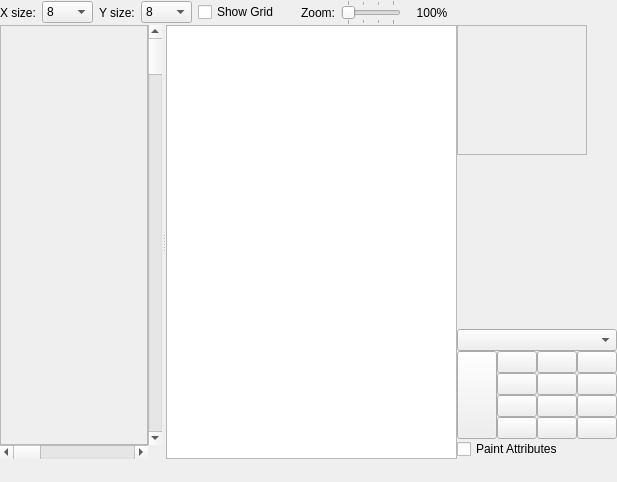
Qt form designers/tile_stamp_editor/tilestampeditorform.ui (christopherpow/nesicide) before a commit.
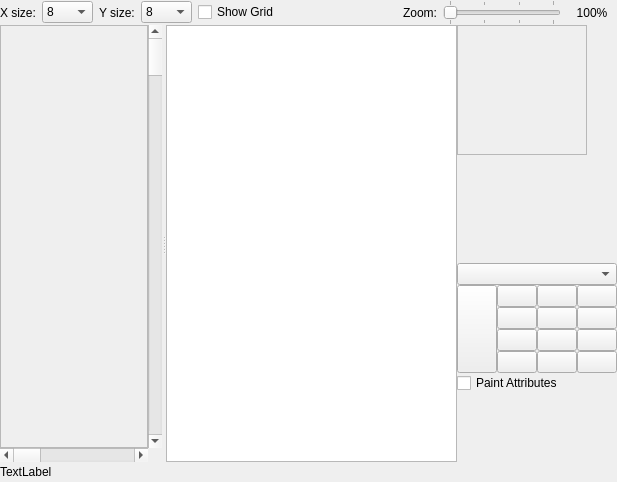
The same form after that commit. Icons and pictures are not drawn. Custom widgets are drawn as their Qt base class.

Commit message: Tile Editor now has many features like, copy/paste, pencil, line, box, filled box drawing tools, rotate/flip tools. Paint tool isn't working yet.

```diff
--- a/designers/tile_stamp_editor/tilestampeditorform.ui
+++ b/designers/tile_stamp_editor/tilestampeditorform.ui
@@ -23,7 +23,7 @@
    <property name="spacing">
     <number>0</number>
    </property>
-   <item row="0" column="0">
+   <item row="0" column="0" colspan="2">
     <layout class="QHBoxLayout" name="horizontalLayout">
      <property name="spacing">
       <number>6</number>
@@ -243,33 +243,9 @@
       <enum>QLayout::SetDefaultConstraint</enum>
      </property>
      <item>
-      <widget class="QToolButton" name="clear">
-       <property name="toolTip">
-        <string>Clear</string>
-       </property>
+      <widget class="QLabel" name="info">
        <property name="text">
-        <string/>
-       </property>
-       <property name="icon">
-        <iconset resource="../../resource.qrc">
-         <normaloff>:/resources/22_edit-clear.png</normaloff>:/resources/22_edit-clear.png</iconset>
-       </property>
-       <property name="autoRaise">
-        <bool>true</bool>
-       </property>
-      </widget>
-     </item>
-     <item>
-      <widget class="QToolButton" name="paint">
-       <property name="text">
-        <string/>
-       </property>
-       <property name="icon">
-        <iconset resource="../../resource.qrc">
-         <normaloff>:/resources/paintcan.png</normaloff>:/resources/paintcan.png</iconset>
-       </property>
-       <property name="autoRaise">
-        <bool>true</bool>
+        <string>TextLabel</string>
        </property>
       </widget>
      </item>
@@ -387,6 +363,9 @@
          <property name="movement">
           <enum>QListView::Static</enum>
          </property>
+         <property name="viewMode">
+          <enum>QListView::ListMode</enum>
+         </property>
          <property name="selectionRectVisible">
           <bool>true</bool>
          </property>
@@ -472,24 +451,8 @@
        </property>
       </widget>
      </item>
-     <item row="1" column="1">
-      <widget class="ColorPushButton" name="pal0col1">
-       <property name="text">
-        <string/>
-       </property>
-       <property name="iconSize">
-        <size>
-         <width>23</width>
-         <height>23</height>
-        </size>
-       </property>
-       <property name="checkable">
-        <bool>true</bool>
-       </property>
-      </widget>
-     </item>
      <item row="1" column="2">
-      <widget class="ColorPushButton" name="pal0col2">
+      <widget class="ColorPushButton" name="pal0col1">
        <property name="text">
         <string/>
        </property>
@@ -505,6 +468,22 @@
       </widget>
      </item>
      <item row="1" column="3">
+      <widget class="ColorPushButton" name="pal0col2">
+       <property name="text">
+        <string/>
+       </property>
+       <property name="iconSize">
+        <size>
+         <width>23</width>
+         <height>23</height>
+        </size>
+       </property>
+       <property name="checkable">
+        <bool>true</bool>
+       </property>
+      </widget>
+     </item>
+     <item row="1" column="4">
       <widget class="ColorPushButton" name="pal0col3">
        <property name="text">
         <string/>
@@ -520,7 +499,7 @@
        </property>
       </widget>
      </item>
-     <item row="2" column="2">
+     <item row="2" column="3">
       <widget class="ColorPushButton" name="pal1col2">
        <property name="text">
         <string/>
@@ -536,7 +515,7 @@
        </property>
       </widget>
      </item>
-     <item row="2" column="1">
+     <item row="2" column="2">
       <widget class="ColorPushButton" name="pal1col1">
        <property name="text">
         <string/>
@@ -552,7 +531,7 @@
        </property>
       </widget>
      </item>
-     <item row="2" column="3">
+     <item row="2" column="4">
       <widget class="ColorPushButton" name="pal1col3">
        <property name="text">
         <string/>
@@ -568,24 +547,8 @@
        </property>
       </widget>
      </item>
-     <item row="3" column="1">
-      <widget class="ColorPushButton" name="pal2col1">
-       <property name="text">
-        <string/>
-       </property>
-       <property name="iconSize">
-        <size>
-         <width>23</width>
-         <height>23</height>
-        </size>
-       </property>
-       <property name="checkable">
-        <bool>true</bool>
-       </property>
-      </widget>
-     </item>
      <item row="3" column="2">
-      <widget class="ColorPushButton" name="pal2col2">
+      <widget class="ColorPushButton" name="pal2col1">
        <property name="text">
         <string/>
        </property>
@@ -601,6 +564,22 @@
       </widget>
      </item>
      <item row="3" column="3">
+      <widget class="ColorPushButton" name="pal2col2">
+       <property name="text">
+        <string/>
+       </property>
+       <property name="iconSize">
+        <size>
+         <width>23</width>
+         <height>23</height>
+        </size>
+       </property>
+       <property name="checkable">
+        <bool>true</bool>
+       </property>
+      </widget>
+     </item>
+     <item row="3" column="4">
       <widget class="ColorPushButton" name="pal2col3">
        <property name="text">
         <string/>
@@ -616,24 +595,8 @@
        </property>
       </widget>
      </item>
-     <item row="4" column="1">
-      <widget class="ColorPushButton" name="pal3col1">
-       <property name="text">
-        <string/>
-       </property>
-       <property name="iconSize">
-        <size>
-         <width>23</width>
-         <height>23</height>
-        </size>
-       </property>
-       <property name="checkable">
-        <bool>true</bool>
-       </property>
-      </widget>
-     </item>
      <item row="4" column="2">
-      <widget class="ColorPushButton" name="pal3col2">
+      <widget class="ColorPushButton" name="pal3col1">
        <property name="text">
         <string/>
        </property>
@@ -649,6 +612,22 @@
       </widget>
      </item>
      <item row="4" column="3">
+      <widget class="ColorPushButton" name="pal3col2">
+       <property name="text">
+        <string/>
+       </property>
+       <property name="iconSize">
+        <size>
+         <width>23</width>
+         <height>23</height>
+        </size>
+       </property>
+       <property name="checkable">
+        <bool>true</bool>
+       </property>
+      </widget>
+     </item>
+     <item row="4" column="4">
       <widget class="ColorPushButton" name="pal3col3">
        <property name="text">
         <string/>
@@ -664,16 +643,244 @@
        </property>
       </widget>
      </item>
-     <item row="0" column="0" colspan="4">
+     <item row="0" column="0" colspan="5">
       <widget class="QComboBox" name="attributeTable"/>
      </item>
-     <item row="5" column="0" colspan="4">
+     <item row="5" column="0" colspan="5">
       <widget class="QCheckBox" name="paintAttr">
        <property name="text">
         <string>Paint Attributes</string>
        </property>
       </widget>
      </item>
+     <item row="8" column="0">
+      <widget class="QToolButton" name="cwRotate">
+       <property name="toolTip">
+        <string>Rotate Clockwise</string>
+       </property>
+       <property name="text">
+        <string/>
+       </property>
+       <property name="icon">
+        <iconset resource="../../resource.qrc">
+         <normaloff>:/resources/RR_shape_rotate_clockwise.png</normaloff>:/resources/RR_shape_rotate_clockwise.png</iconset>
+       </property>
+       <property name="checkable">
+        <bool>false</bool>
+       </property>
+       <property name="autoRaise">
+        <bool>true</bool>
+       </property>
+      </widget>
+     </item>
+     <item row="8" column="2">
+      <widget class="QToolButton" name="ccwRotate">
+       <property name="toolTip">
+        <string>Rotate Counterclockwise</string>
+       </property>
+       <property name="text">
+        <string/>
+       </property>
+       <property name="icon">
+        <iconset resource="../../resource.qrc">
+         <normaloff>:/resources/RR_shape_rotate_anticlockwise.png</normaloff>:/resources/RR_shape_rotate_anticlockwise.png</iconset>
+       </property>
+       <property name="autoRaise">
+        <bool>true</bool>
+       </property>
+      </widget>
+     </item>
+     <item row="6" column="3">
+      <widget class="QToolButton" name="areaTool">
+       <property name="toolTip">
+        <string>Area Tool</string>
+       </property>
+       <property name="text">
+        <string/>
+       </property>
+       <property name="icon">
+        <iconset resource="../../resource.qrc">
+         <normaloff>:/resources/RR_shape_square_filled.png</normaloff>:/resources/RR_shape_square_filled.png</iconset>
+       </property>
+       <property name="checkable">
+        <bool>true</bool>
+       </property>
+       <property name="autoRaise">
+        <bool>true</bool>
+       </property>
+      </widget>
+     </item>
+     <item row="6" column="0">
+      <widget class="QToolButton" name="pencilTool">
+       <property name="toolTip">
+        <string>Drawing Tool</string>
+       </property>
+       <property name="text">
+        <string/>
+       </property>
+       <property name="icon">
+        <iconset resource="../../resource.qrc">
+         <normaloff>:/resources/RR_pencil.png</normaloff>:/resources/RR_pencil.png</iconset>
+       </property>
+       <property name="checkable">
+        <bool>true</bool>
+       </property>
+       <property name="autoRaise">
+        <bool>true</bool>
+       </property>
+      </widget>
+     </item>
+     <item row="6" column="2">
+      <widget class="QToolButton" name="boxTool">
+       <property name="toolTip">
+        <string>Box Tool</string>
+       </property>
+       <property name="text">
+        <string/>
+       </property>
+       <property name="icon">
+        <iconset resource="../../resource.qrc">
+         <normaloff>:/resources/RR_shape_square_hollow.png</normaloff>:/resources/RR_shape_square_hollow.png</iconset>
+       </property>
+       <property name="checkable">
+        <bool>true</bool>
+       </property>
+       <property name="autoRaise">
+        <bool>true</bool>
+       </property>
+      </widget>
+     </item>
+     <item row="7" column="0">
+      <widget class="QToolButton" name="paintTool">
+       <property name="toolTip">
+        <string>Paint Tool</string>
+       </property>
+       <property name="text">
+        <string/>
+       </property>
+       <property name="icon">
+        <iconset resource="../../resource.qrc">
+         <normaloff>:/resources/RR_paintcan.png</normaloff>:/resources/RR_paintcan.png</iconset>
+       </property>
+       <property name="checkable">
+        <bool>true</bool>
+       </property>
+       <property name="autoRaise">
+        <bool>true</bool>
+       </property>
+      </widget>
+     </item>
+     <item row="7" column="2">
+      <widget class="QToolButton" name="textTool">
+       <property name="toolTip">
+        <string>Text Tool</string>
+       </property>
+       <property name="text">
+        <string/>
+       </property>
+       <property name="icon">
+        <iconset resource="../../resource.qrc">
+         <normaloff>:/resources/RR_font.png</normaloff>:/resources/RR_font.png</iconset>
+       </property>
+       <property name="checkable">
+        <bool>true</bool>
+       </property>
+       <property name="autoRaise">
+        <bool>true</bool>
+       </property>
+      </widget>
+     </item>
+     <item row="6" column="4">
+      <widget class="QToolButton" name="lineTool">
+       <property name="toolTip">
+        <string>Line Tool</string>
+       </property>
+       <property name="text">
+        <string/>
+       </property>
+       <property name="icon">
+        <iconset resource="../../resource.qrc">
+         <normaloff>:/resources/RR_shape_line.png</normaloff>:/resources/RR_shape_line.png</iconset>
+       </property>
+       <property name="checkable">
+        <bool>true</bool>
+       </property>
+       <property name="autoRaise">
+        <bool>true</bool>
+       </property>
+      </widget>
+     </item>
+     <item row="8" column="3">
+      <widget class="QToolButton" name="flipHorizontal">
+       <property name="toolTip">
+        <string>Flip Horizontal</string>
+       </property>
+       <property name="text">
+        <string/>
+       </property>
+       <property name="icon">
+        <iconset resource="../../resource.qrc">
+         <normaloff>:/resources/RR_shape_flip_horizontal.png</normaloff>:/resources/RR_shape_flip_horizontal.png</iconset>
+       </property>
+       <property name="autoRaise">
+        <bool>true</bool>
+       </property>
+      </widget>
+     </item>
+     <item row="7" column="4">
+      <widget class="QToolButton" name="clear">
+       <property name="toolTip">
+        <string>Clear</string>
+       </property>
+       <property name="text">
+        <string/>
+       </property>
+       <property name="icon">
+        <iconset resource="../../resource.qrc">
+         <normaloff>:/resources/22_edit-clear.png</normaloff>:/resources/22_edit-clear.png</iconset>
+       </property>
+       <property name="autoRaise">
+        <bool>true</bool>
+       </property>
+      </widget>
+     </item>
+     <item row="8" column="4">
+      <widget class="QToolButton" name="flipVertical">
+       <property name="toolTip">
+        <string>Flip Vertical</string>
+       </property>
+       <property name="text">
+        <string/>
+       </property>
+       <property name="icon">
+        <iconset resource="../../resource.qrc">
+         <normaloff>:/resources/RR_shape_flip_vertical.png</normaloff>:/resources/RR_shape_flip_vertical.png</iconset>
+       </property>
+       <property name="autoRaise">
+        <bool>true</bool>
+       </property>
+      </widget>
+     </item>
+     <item row="7" column="3">
+      <widget class="QToolButton" name="selectionTool">
+       <property name="toolTip">
+        <string>Selection Tool</string>
+       </property>
+       <property name="text">
+        <string/>
+       </property>
+       <property name="icon">
+        <iconset resource="../../resource.qrc">
+         <normaloff>:/resources/select_tool.png</normaloff>:/resources/select_tool.png</iconset>
+       </property>
+       <property name="checkable">
+        <bool>true</bool>
+       </property>
+       <property name="autoRaise">
+        <bool>true</bool>
+       </property>
+      </widget>
+     </item>
     </layout>
    </item>
   </layout>
```
Left out of the diff: 5 changed lines with no effect on the pictures. The commit also changes 50 other files.
